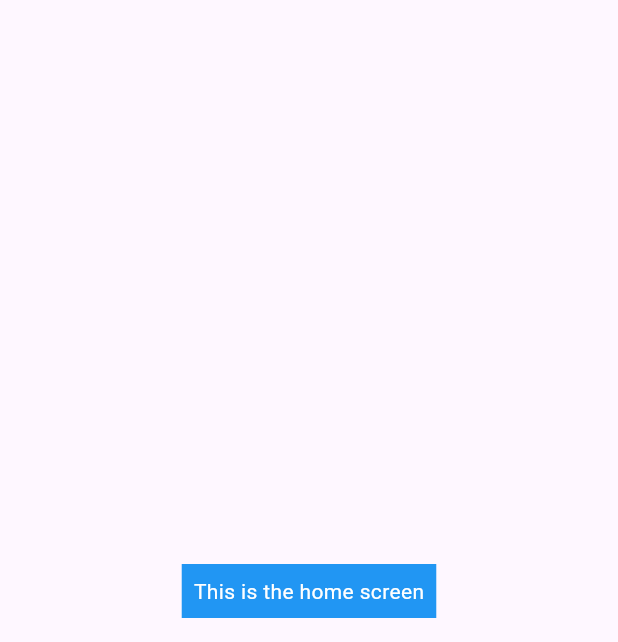
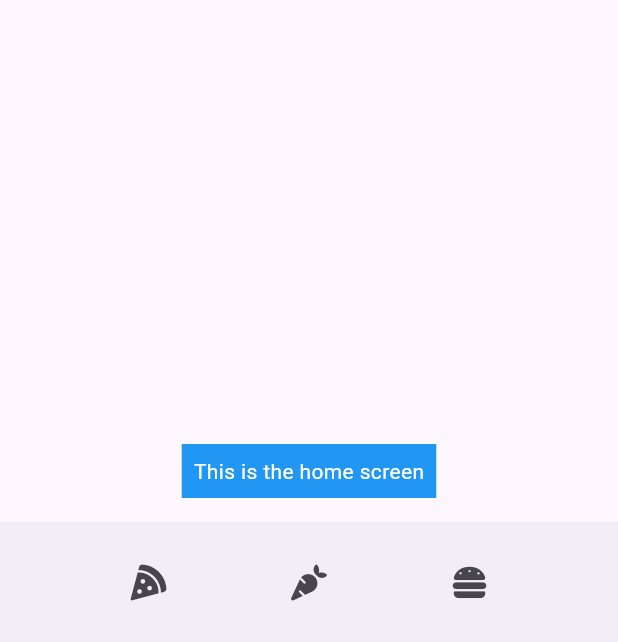
Before and after one commit to fossabot/virus, a Flutter app: the screen it shows after launch, on a phone screen of 412 x 824 dp, the part 594-1236 px from its top. Run offline on Flutter 3.47's test engine with Material 3 defaults, Android fonts, the phone set to English and light mode, and no system bars; our stand-ins replace font_awesome_flutter.

Commit message:
updating drawer and footer

```diff
--- a/lib/homescreen.dart
+++ b/lib/homescreen.dart
@@ -104,7 +104,6 @@ class HomeScreen extends StatelessWidget {
                 );
               },
             ),
-            // Add more ListTiles for other menu items if needed
           ],
         ),
       ),
@@ -121,7 +120,7 @@ class HomeScreen extends StatelessWidget {
                   onPressed: () {
                     Navigator.push(
                       context,
-                      MaterialPageRoute(builder: (context) => VegetableScreen()), // Ensure this matches the correct screen
+                      MaterialPageRoute(builder: (context) => VegetableScreen()),
                     );
                   },
                 ),
@@ -168,6 +167,40 @@ class HomeScreen extends StatelessWidget {
           ],
         ),
       ),
+      bottomNavigationBar: BottomAppBar(
+        child: Row(
+          mainAxisAlignment: MainAxisAlignment.spaceEvenly,
+          children: [
+            IconButton(
+              icon: FaIcon(FontAwesomeIcons.pizzaSlice),
+              onPressed: () {
+                Navigator.push(
+                  context,
+                  MaterialPageRoute(builder: (context) => PizzaScreen()),
+                );
+              },
+            ),
+            IconButton(
+              icon: FaIcon(FontAwesomeIcons.carrot),
+              onPressed: () {
+                Navigator.push(
+                  context,
+                  MaterialPageRoute(builder: (context) => VegetableScreen()),
+                );
+              },
+            ),
+            IconButton(
+              icon: FaIcon(FontAwesomeIcons.hamburger),
+              onPressed: () {
+                Navigator.push(
+                  context,
+                  MaterialPageRoute(builder: (context) => FriesScreen()),
+                );
+              },
+            ),
+          ],
+        ),
+      ),
     );
   }
 }
```
